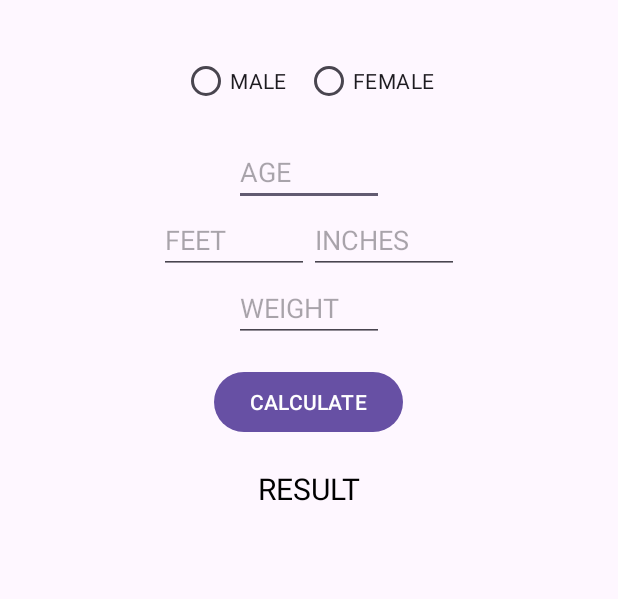
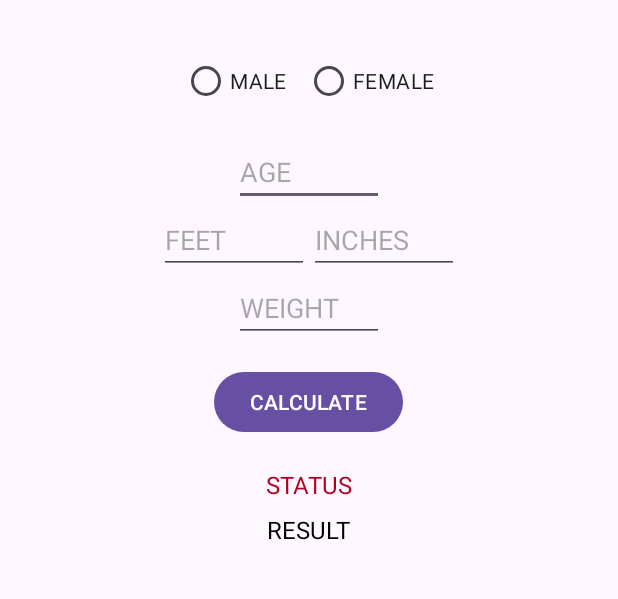
Before and after one commit to Pranay1012904/BMI-CALCULATOR, an Android app: the screen it shows after launch (MainActivity), on a phone screen of 412 x 824 dp, the part 265-864 px from its top. Run offline under Robolectric (Android 15) with nearby library versions, the phone set to English and light mode, and no system bars.

```diff
--- a/app/src/main/java/com/example/bmi_app/constants/AppConstants.java
+++ b/app/src/main/java/com/example/bmi_app/constants/AppConstants.java
@@ -2,5 +2,9 @@ package com.example.bmi_app.constants;
 
 public class AppConstants {
 
-    public static final String TOAST_MESSAGE="This is a BMI CALCULATOR APP!";
+    public static final String TOAST_MESSAGE = "This is a BMI CALCULATOR APP!";
+    public static final String UNDERWEIGHT = "UNDERWEIGHT";
+    public static final String NORMAL = "NORMAL";
+    public static final String OVERWEIGHT = "OVERWEIGHT";
+    public static final String OBESE = "OBESE";
 }
--- a/app/src/main/res/layout/activity_main.xml
+++ b/app/src/main/res/layout/activity_main.xml
@@ -87,11 +87,19 @@
         android:text="CALCULATE" />
 
     <TextView
+        android:id="@+id/text_view_status"
+        android:layout_width="wrap_content"
+        android:layout_height="wrap_content"
+        android:layout_margin="4dp"
+        android:text="STATUS"
+        android:textColor="@color/design_default_color_error"
+        android:textSize="16dp" />
+    <TextView
         android:id="@+id/text_view_result"
         android:layout_width="wrap_content"
         android:layout_height="wrap_content"
         android:layout_margin="4dp"
         android:text="RESULT"
         android:textColor="@color/material_dynamic_neutral0"
-        android:textSize="20dp" />
+        android:textSize="16dp" />
 </LinearLayout>
```
Also changed, not shown: app/src/main/java/com/example/bmi_app/MainActivity.java (+33 -8 lines).
